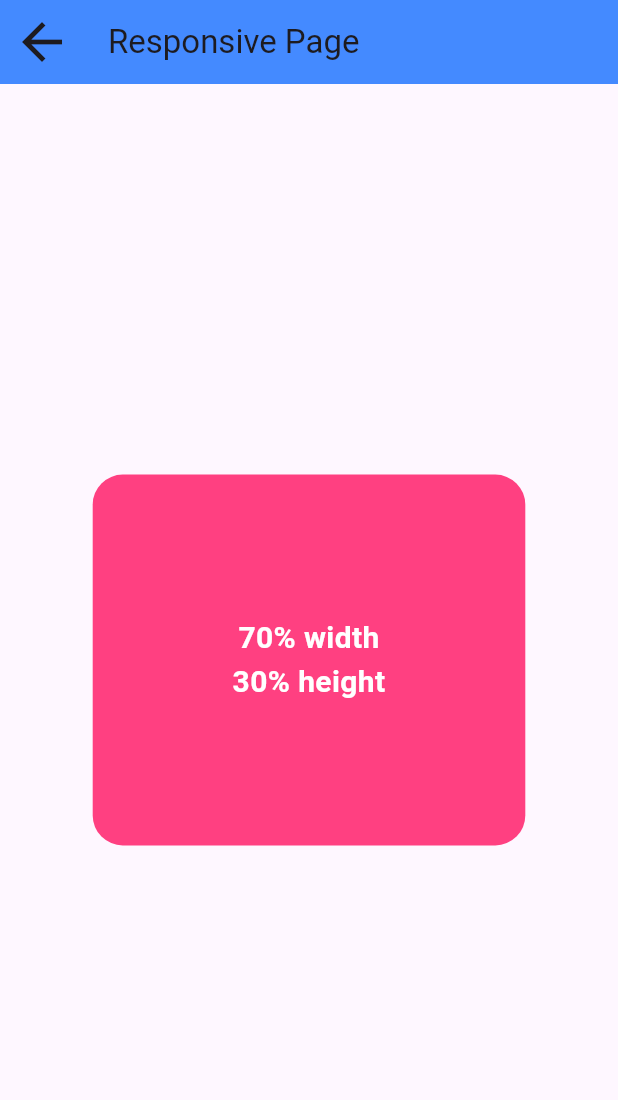
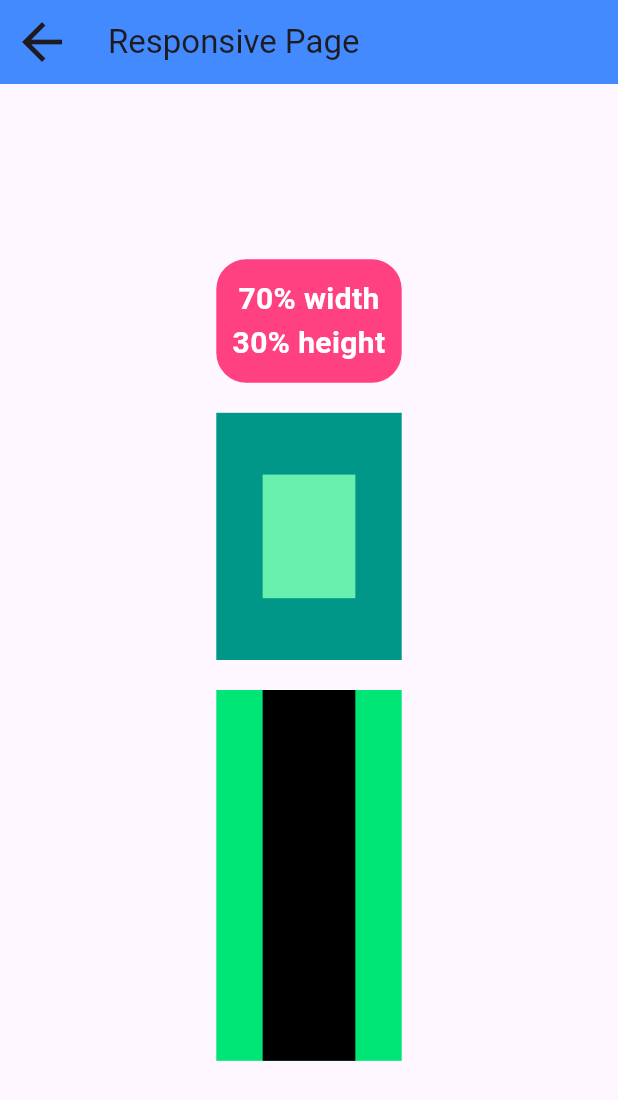
Before and after one commit to developermuhammadsharjeel/Flutter_Learning_Basics, a Flutter app: the Page3 screen opened directly, on a phone screen of 412 x 824 dp. Shown: the top 1100 px of the screen. Run offline on Flutter 3.47's test engine with Material 3 defaults, Android fonts, the phone set to English and light mode, and no system bars; our stand-ins replace math_expressions, shared_preferences; accounts and stored records are empty.

Commit message:
Addition of code/file or Updation

```diff
--- a/lib/extra/PizaaPage3.dart
+++ b/lib/extra/PizaaPage3.dart
@@ -38,10 +38,15 @@ class Page3 extends StatelessWidget {
         title: const Text('Responsive Page'),
         backgroundColor: Colors.blueAccent,
       ),
-      body: Center(
-        child: Container(
-          width: screenWidth * 0.7,   // 70% of total screen width
-          height: screenHeight * 0.3, // 30% of total screen height
+      body: SizedBox(
+        height: screenHeight,
+        width: screenWidth,
+        child: Column(
+          mainAxisAlignment: MainAxisAlignment.center,
+          children: [
+            Container(
+              width: screenWidth * 0.3,   // 70% of total screen width
+              height: screenHeight * 0.1, // 30% of total screen height
               decoration: BoxDecoration(
                 color: primaryColor,
                 borderRadius: BorderRadius.circular(20),
@@ -58,6 +63,41 @@ class Page3 extends StatelessWidget {
                 ),
               ),
             ),
+            const SizedBox(height: 20),
+            Container(
+              color: Colors.teal,
+              height: screenHeight * 0.2,
+              width: screenWidth * 0.3,
+
+              child: FractionallySizedBox(
+              heightFactor: 0.5,
+                widthFactor: 0.5,
+                alignment: Alignment.center,
+
+                child: Container(
+                  color: Colors.greenAccent,
+                )
+              )),
+
+            const SizedBox(height: 20),
+
+            Container(
+              height: screenHeight * 0.3,
+              width: screenWidth * 0.3,
+              color: Colors.greenAccent.shade400,
+              child: FractionallySizedBox(
+                heightFactor: 1,
+                widthFactor: 0.5,
+                alignment: Alignment.bottomCenter,
+                child: Container(
+                  color: Colors.black,
+                  height: 20,
+                  width: 20,
+                ),
+              ),
+            ),
+          ],
+        ),
       ),
     );
   }
```
Also changed, not shown: lib/height_width.dart (+21 -0 lines). Lines whose indentation alone changed are shown as unchanged.
